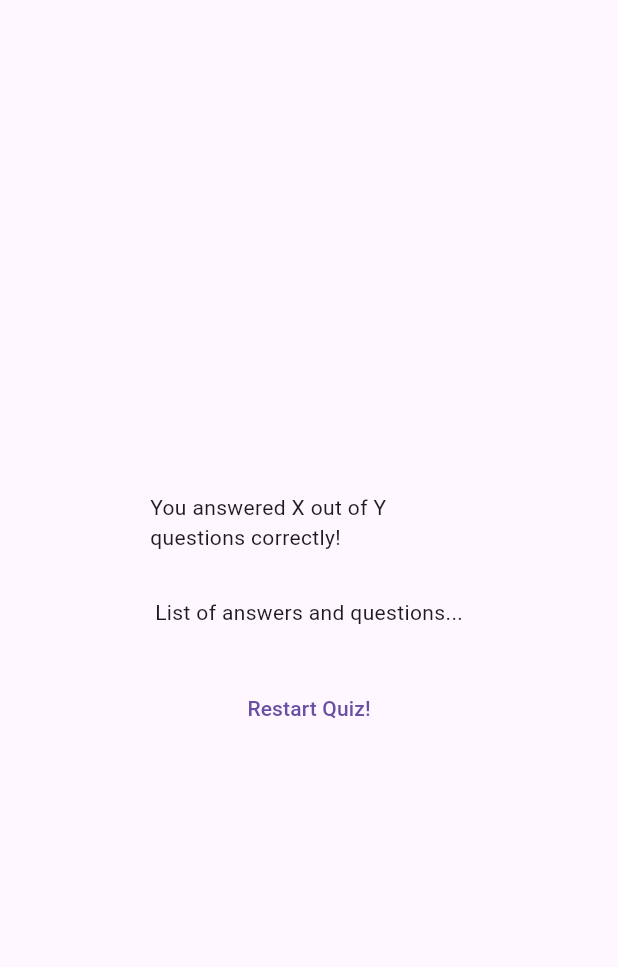
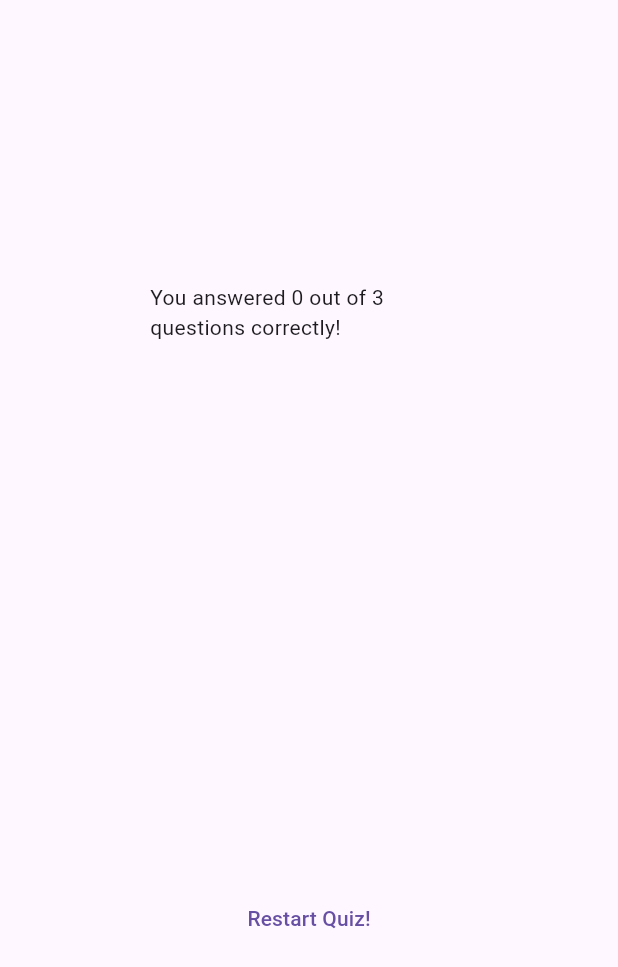
Before and after one commit to priyankam030/flutter_projects, a Flutter app: the ResultsScreen widget shown alone on an empty page, opened directly with empty values, on a phone screen of 412 x 824 dp. Shown: the top 967 px of the screen. Run offline on Flutter 3.47's test engine with Material 3 defaults, Android fonts, the phone set to English and light mode, and no system bars; our stand-ins replace google_fonts.

Commit message:
complete flutter 3 project

```diff
--- a/flutter_app_3/lib/questions_summary.dart
+++ b/flutter_app_3/lib/questions_summary.dart
@@ -7,16 +7,29 @@ class QuestionsSummary extends StatelessWidget {
 
   @override
   Widget build(BuildContext context) {
-    return Column(
+    return SizedBox(
+      height: 300,
+      child: SingleChildScrollView(
+        child: Column(
           children: summaryData.map(
             (data) {
               return Row(
                 children: [
-              Text(((data['question'] as int) + 1).toString()),
+                  Text(((data['question_index'] as int) + 1).toString()),
+                  Expanded(
+                    child: Column(children: [
+                      Text(data['question'] as String),
+                      const SizedBox(height: 5,),
+                      Text(data['user_answer'] as String),
+                      Text(data['correct_Answer'] as String),
+                    ],),
+                  ),
                 ],
               );
             },
           ).toList(),
+        ),
+      ),
     );
   }
 }
--- a/flutter_app_3/lib/quiz.dart
+++ b/flutter_app_3/lib/quiz.dart
@@ -13,7 +13,7 @@ class Quiz extends StatefulWidget {
 }
 
 class _QuizState extends State<Quiz> {
-  List<String> selectedAnswers = [];
+  List<String> _selectedAnswers = [];
   var activeScreen = 'start-screen';
 
   void switchScreen() {
@@ -23,11 +23,10 @@ class _QuizState extends State<Quiz> {
   }
 
   void chooseAnswer(String answer) {
-    selectedAnswers.add(answer);
+    _selectedAnswers.add(answer);
 
-    if (selectedAnswers.length == questions.length) {
+    if (_selectedAnswers.length == questions.length) {
       setState(() {
-        selectedAnswers = [];
         activeScreen = 'results-screen';
       });
     }
@@ -45,7 +44,7 @@ class _QuizState extends State<Quiz> {
 
     if (activeScreen == 'results-screen') {
       screenWidget = ResultsScreen(
-        chosenAnswers: selectedAnswers,
+        chosenAnswers: _selectedAnswers,
       );
     }
 
--- a/flutter_app_3/lib/results_screen.dart
+++ b/flutter_app_3/lib/results_screen.dart
@@ -1,6 +1,7 @@
 import 'package:flutter/foundation.dart';
 import 'package:flutter/material.dart';
 import 'package:flutter_app_3/data/quizzes.dart';
+import 'package:flutter_app_3/questions_summary.dart';
 
 class ResultsScreen extends StatelessWidget {
   const ResultsScreen({
@@ -29,6 +30,12 @@ class ResultsScreen extends StatelessWidget {
 
   @override
   Widget build(BuildContext context) {
+    final summaryData = getSummaryData();
+    final numTotalQuestions = questions.length;
+    final numCorrectQuestions = summaryData.where((data){
+      return data['user_answer'] == data['correct_Answer'];
+    }).length;
+
     return SizedBox(
       width: double.infinity,
       child: Container(
@@ -36,11 +43,11 @@ class ResultsScreen extends StatelessWidget {
         child: Column(
           mainAxisAlignment: MainAxisAlignment.center,
           children: [
-            const Text('You answered X out of Y questions correctly!'),
+            Text('You answered $numCorrectQuestions out of $numTotalQuestions questions correctly!'),
             const SizedBox(
               height: 30,
             ),
-            const Text('List of answers and questions...'),
+            QuestionsSummary(summaryData),
             const SizedBox(
               height: 30,
             ),
```
Lines whose indentation alone changed are shown as unchanged.
